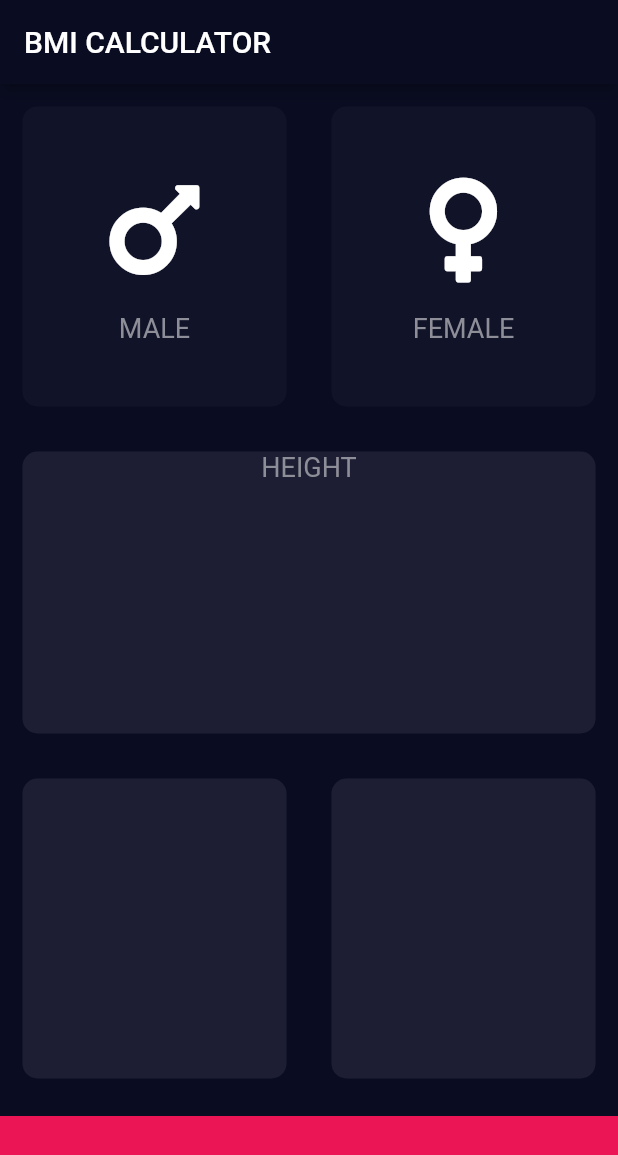
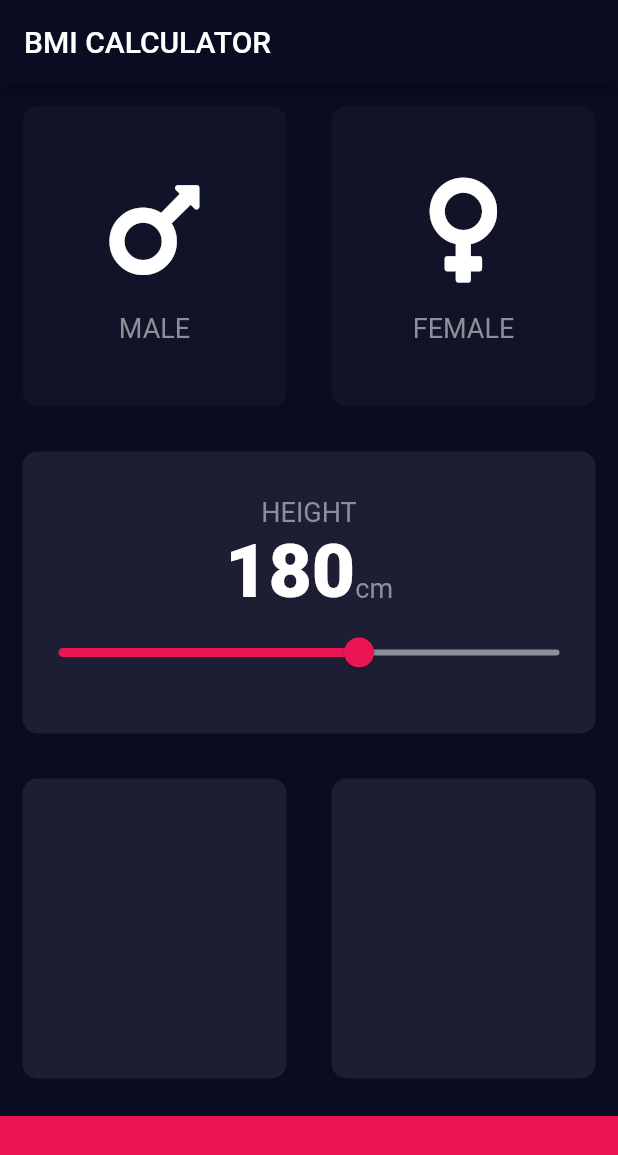
Before and after one commit to kawarimidoll/flutter_course_bmi_calculator, a Flutter app: the screen it shows after launch, on a phone screen of 412 x 824 dp. Shown: the top 1155 px of the screen. Run offline on Flutter 3.47's test engine with Material 2 defaults, Android fonts, the phone set to English and light mode, and no system bars; our stand-ins replace font_awesome_flutter.

Commit message:
add center card contents

```diff
--- a/lib/constants.dart
+++ b/lib/constants.dart
@@ -8,6 +8,11 @@ const kInactiveCardColor = Color(0xFF111328);
 const kBottomContainerHeight = 80.0;
 const kBottomContainerColor = Color(0xFFEB1555);
 
+const kNumberTextStyle = TextStyle(
+  fontSize: 50.0,
+  fontWeight: FontWeight.w900,
+);
+
 const kIconSize = 80.0;
 const kLabelGap = 15.0;
 const kLabelTextStyle = TextStyle(
--- a/lib/input_page.dart
+++ b/lib/input_page.dart
@@ -13,6 +13,7 @@ class InputPage extends StatefulWidget {
 
 class _InputPageState extends State<InputPage> {
   Gender? selectedGender;
+  int height = 180;
 
   @override
   Widget build(BuildContext context) {
@@ -64,10 +65,39 @@ class _InputPageState extends State<InputPage> {
               onTap: () {},
               color: kActiveCardColor,
               child: Column(
+                mainAxisAlignment: MainAxisAlignment.center,
                 children: <Widget>[
                   Text(
                     'HEIGHT',
                     style: kLabelTextStyle,
+                  ),
+                  Row(
+                    mainAxisAlignment: MainAxisAlignment.center,
+                    crossAxisAlignment: CrossAxisAlignment.baseline,
+                    textBaseline: TextBaseline.alphabetic,
+                    children: <Widget>[
+                      Text(
+                        height.toString(),
+                        style: kNumberTextStyle,
+                      ),
+                      Text(
+                        'cm',
+                        style: kLabelTextStyle,
+                      ),
+                    ],
+                  ),
+                  Slider(
+                    value: height.toDouble(),
+                    min: 120.0,
+                    max: 220.0,
+                    activeColor: Color(0xFFEB1555),
+                    inactiveColor: Color(0xFF8D8E98),
+                    onChanged: (double newValue) {
+                      setState(() {
+                        height = newValue.round();
+                      });
+                      print(newValue);
+                    },
                   ),
                 ],
               ),
```
